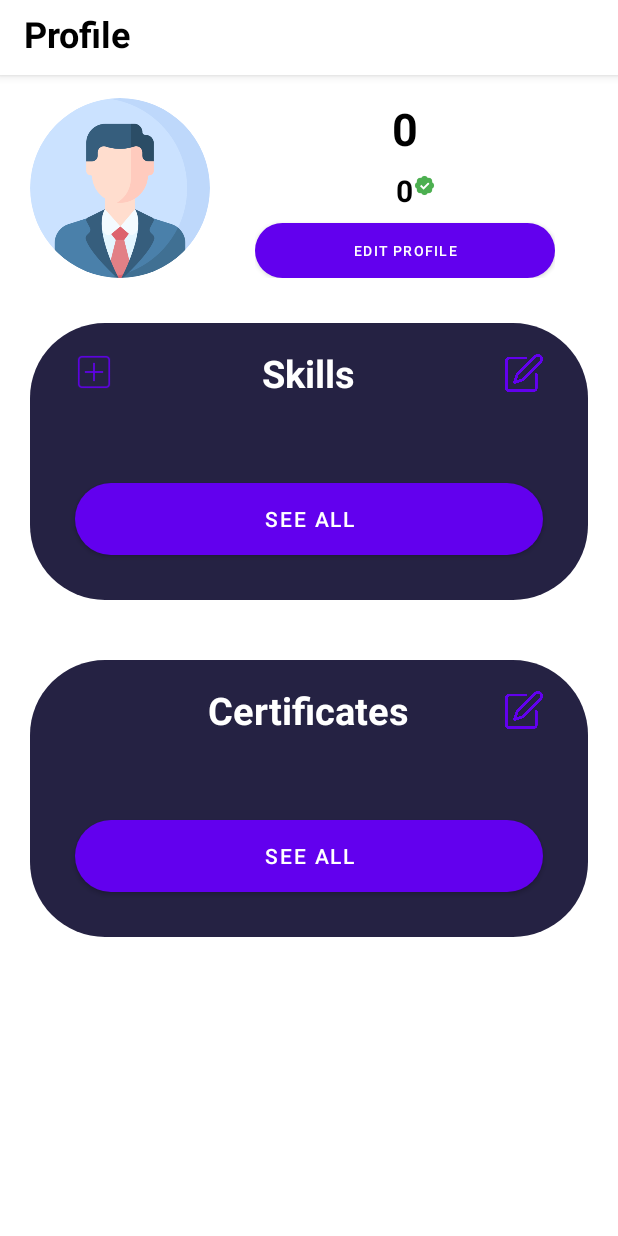
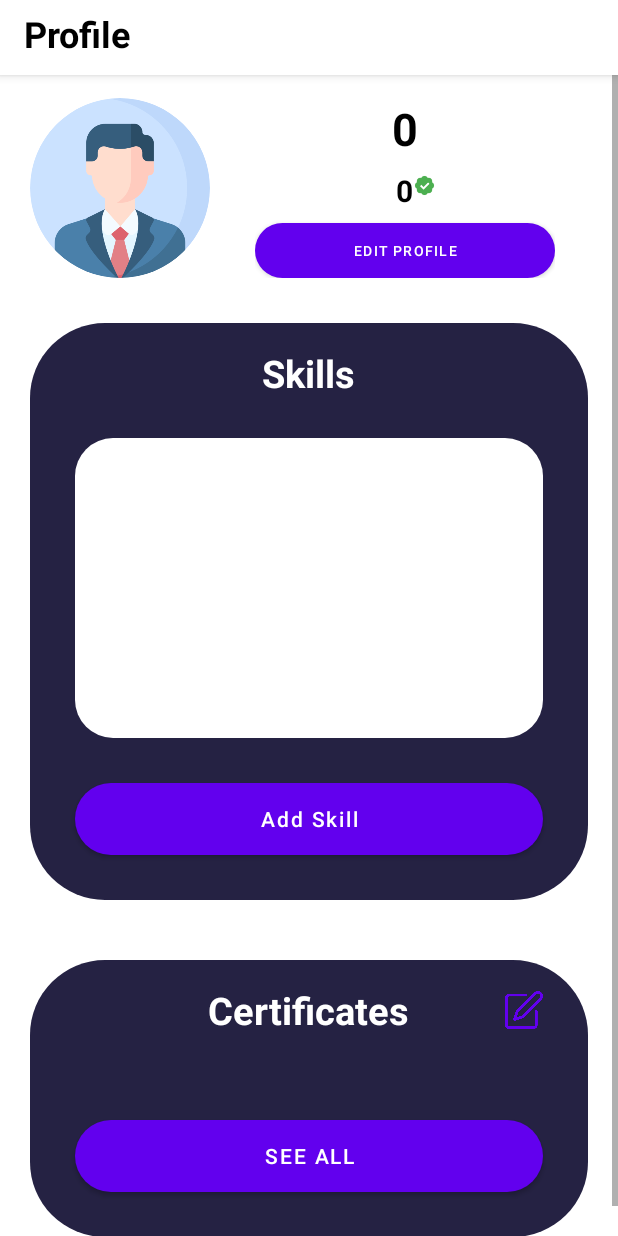
Before and after one commit to techforimpact/Interview-App-for-University-Students, an Android app: the layout fragment_profile_student.xml on its own in the app's theme, with its tools: preview values and no code run, on a phone screen of 412 x 824 dp. Run offline under Robolectric (Android 15) with nearby library versions, the phone set to English and light mode, and no system bars.

Commit message:
2nd commit (working)

```diff
--- a/NewApp/app/src/main/res/drawable/rounded_white_section.xml
+++ b/NewApp/app/src/main/res/drawable/rounded_white_section.xml
@@ -1,5 +1,5 @@
 <?xml version="1.0" encoding="utf-8"?>
 <shape xmlns:android="http://schemas.android.com/apk/res/android" android:shape="rectangle">
     <solid android:color="@color/white" />
-    <corners android:radius="50dp" />
+    <corners android:radius="25dp" />
 </shape>
--- a/NewApp/app/src/main/res/layout/fragment_profile_student.xml
+++ b/NewApp/app/src/main/res/layout/fragment_profile_student.xml
@@ -170,26 +170,6 @@
                             android:layout_centerInParent="true"
                             android:padding="16dp"/>
 
-                        <Button
-                            android:id="@+id/edit_skills_btn"
-                            android:layout_width="25dp"
-                            android:layout_height="25dp"
-                            android:background="@drawable/edit_icon"
-                            android:layout_alignParentRight="true"
-                            android:layout_marginRight="30dp"
-                            android:layout_marginTop="20dp"
-                            android:layout_centerVertical="true"/>
-
-                        <Button
-                            android:id="@+id/add_skill_button"
-                            android:layout_width="25dp"
-                            android:layout_height="25dp"
-                            android:background="@drawable/add_post"
-                            android:layout_marginTop="20dp"
-                            android:layout_marginLeft="30dp"
-                            android:layout_alignParentLeft="true"
-                            />
-
 
 
                     </RelativeLayout>
@@ -199,15 +179,17 @@
                         android:layout_width="match_parent"
                         android:layout_marginLeft="30dp"
                         android:layout_marginRight="30dp"
-                        android:layout_height="wrap_content"/>
+                        android:background="@drawable/rounded_white_section"
+                        android:layout_height="200dp"/>
 
                     <Button
-                        android:id="@+id/see_all_skills_button"
+                        android:id="@+id/add_skill_button"
                         android:layout_width="match_parent"
                         android:layout_height="wrap_content"
                         android:background="@drawable/recruiter_view"
+                        android:textAllCaps="false"
                         android:layout_margin="30dp"
-                        android:text="See All"/>
+                        android:text="Add Skill"/>
 
                 </LinearLayout>
 
```
Also changed, not shown: NewApp/app/src/main/java/com/example/newapp/Adapter/SkillsAdapter.kt (+1 -10 lines), NewApp/app/src/main/java/com/example/newapp/Fragments_Student/ProfileStudentFragment.kt (+12 -48 lines), NewApp/app/src/main/res/layout/skills_list.xml (+10 -15 lines).
